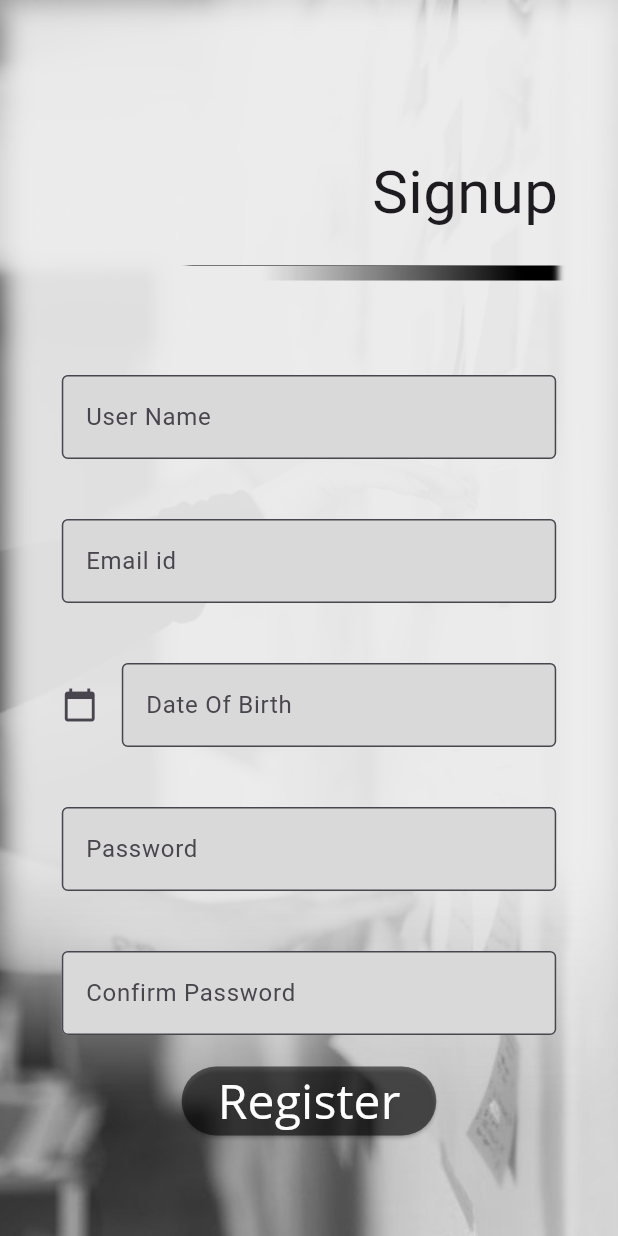
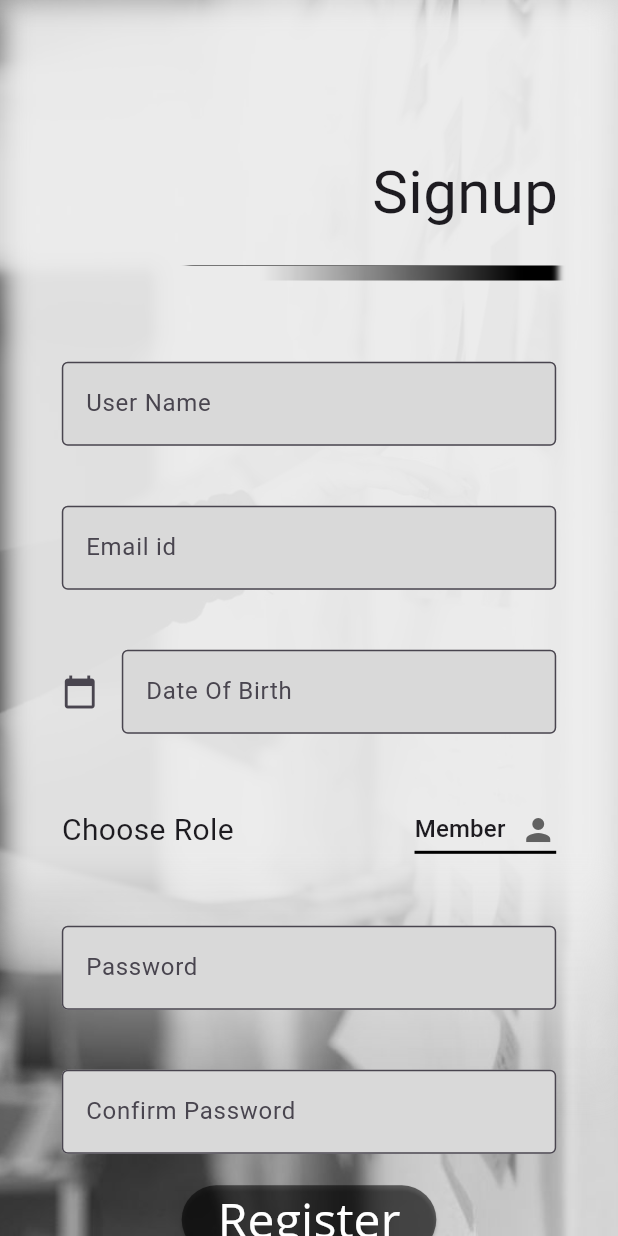
Before and after one commit to ReadyCoders/Avinya-app, a Flutter app: the screen it shows after launch, after a tap on "Get Started", after a tap on "I Dont Have An Account", on a phone screen of 412 x 824 dp. Run offline on Flutter 3.47's test engine with Material 2 defaults, Android fonts, the light colour scheme and no system bars; our stand-ins replace cloud_firestore, firebase_core, toggle_switch; missing offline and left inert: outlined_text; accounts and stored records are empty; Roboto replaces fonts that are missing (Open Sans).

Commit message:
Role selector added

```diff
--- a/lib/app_state.dart
+++ b/lib/app_state.dart
@@ -16,6 +16,8 @@ class ApplicationState extends ChangeNotifier{
   TextEditingController passwordcontroller = TextEditingController();
   TextEditingController confirmpasswordcontroller = TextEditingController();
   TextEditingController datecontroller = TextEditingController();
+  List<String> roleselection = <String>["Member","Volunteer","Admin","Donator"];
+  String dropdown = "Member";
 
   var selected =-1;
   var currentimportant=true;
--- a/lib/ui/StudentHomepage/student_homepage.dart
+++ b/lib/ui/StudentHomepage/student_homepage.dart
@@ -34,6 +34,7 @@ class _HomePageStudentsMembersState extends State<HomePageStudentsMembers> {
     Constants myConstants= Constants();
 
     return Scaffold(
+      resizeToAvoidBottomInset: false,
       backgroundColor: Color(0xeeffffff),
       appBar: AppBar(
         leading: Padding(
--- a/lib/ui/login_page.dart
+++ b/lib/ui/login_page.dart
@@ -1,8 +1,11 @@
 import 'dart:ui';
 
+import 'package:avinyaapp/app_state.dart';
 import 'package:avinyaapp/modals/constants.dart';
+import 'package:avinyaapp/ui/StudentHomepage/student_homepage.dart';
 import 'package:avinyaapp/ui/sign_up_page.dart';
 import 'package:flutter/material.dart';
+import 'package:provider/provider.dart';
 
 class LoginPage extends StatefulWidget {
   const LoginPage({Key? key}) : super(key: key);
@@ -14,11 +17,9 @@ class LoginPage extends StatefulWidget {
 class _LoginPageState extends State<LoginPage> {
   @override
   Widget build(BuildContext context) {
-    TextEditingController namecontroller = TextEditingController();
-    //TextEditingController emailController = TextEditingController();
-    TextEditingController passwordcontroller = TextEditingController();
     Constants myConstants = Constants();
     Size size = MediaQuery.of(context).size;
+    var myapp = context.watch<ApplicationState>();
     return LayoutBuilder(
       builder: (BuildContext , BoxConstraints ) {
        return Scaffold(
@@ -85,16 +86,23 @@ class _LoginPageState extends State<LoginPage> {
                            border: OutlineInputBorder(),
 
                          ),
-                         controller: namecontroller,
+                         onChanged: (text){
+                           myapp.namecontroller.text=text;
+                           myapp.notifyListeners();
+                         },
                        ),
                        SizedBox(height: 40,),
-                       TextFormField(
+                       TextField(
+                         obscureText: true,
                          //initialValue: "Password",
                          decoration: InputDecoration(
                            labelText: "Password",
                            border: OutlineInputBorder()
                          ),
-                         controller: passwordcontroller,
+                         onChanged: (text){
+                           myapp.passwordcontroller.text=text;
+                           myapp.notifyListeners();
+                         },
                        ),
                        SizedBox(height: 20,),
                        Row(
@@ -115,7 +123,13 @@ class _LoginPageState extends State<LoginPage> {
                        ),
 
                        SizedBox(height: 20,),
-                       Center(child: ElevatedButton(onPressed: (){}, child: Text("LOGIN",style: TextStyle(fontFamily: "Open Sans",fontSize: 32),),style: ElevatedButton.styleFrom(backgroundColor: Colors.black54,foregroundColor: Colors.white),)),
+                       Center(child: ElevatedButton(
+                         onPressed: (){
+                           print(myapp.namecontroller.text);
+                           print(myapp.passwordcontroller.text);
+                           Navigator.pushReplacement(context, MaterialPageRoute(builder: (context)=>HomePageStudentsMembers()));
+                         },
+                         child: Text("LOGIN",style: TextStyle(fontFamily: "Open Sans",fontSize: 32),),style: ElevatedButton.styleFrom(backgroundColor: Colors.black54,foregroundColor: Colors.white),)),
                        SizedBox(height: 30,),
 
                      ],
--- a/lib/ui/sign_up_page.dart
+++ b/lib/ui/sign_up_page.dart
@@ -68,13 +68,14 @@ class _SignPageState extends State<SignUpPage> {
                               )
                           ),),
                       ],)),
-                Positioned(top:250,child: SizedBox(
+                Positioned(top:200,child: SizedBox(
                   width: size.width*.92,
-                  height: size.height*.6,
+                  height: size.height*.8,
                   child: Center(
+                    child: SingleChildScrollView(
                       child: Container(
                         width: size.width*.8,
-                      height: size.height*.6,
+                        height: size.height*.7,
                         child: Column(
                           mainAxisAlignment: MainAxisAlignment.start,
                           crossAxisAlignment: CrossAxisAlignment.start,
@@ -107,7 +108,6 @@ class _SignPageState extends State<SignUpPage> {
                                 myapp.emailController.text=text;
                                 myapp.notifyListeners();
                               },
-                            controller: myapp.emailController,
                             ),
                             SizedBox(height: 40,),
                             TextField(
@@ -138,6 +138,28 @@ class _SignPageState extends State<SignUpPage> {
 
                             ),
                             SizedBox(height: 40,),
+                            Row(
+                              mainAxisAlignment: MainAxisAlignment.start,
+                              children: [
+                                Text("Choose Role",style: TextStyle(fontSize: 20),),
+                                Spacer(),
+                                DropdownButton(
+                                    value: myapp.dropdown,
+                                    icon: Icon(Icons.person),
+                                    underline: Container(height: 2,width: size.width,color: Colors.black,),
+                                    items: myapp.roleselection.map<DropdownMenuItem<String>>((String value) {
+                                      return DropdownMenuItem<String>(
+                                        value: value,
+                                        child: Text(value),
+                                      );
+                                    }).toList(),
+                                    onChanged: (String? value){
+                                      myapp.dropdown=value!;
+                                      myapp.notifyListeners();
+                                    }),
+                              ],
+                            ),
+                            SizedBox(height: 40,),
                             TextFormField(
                               //initialValue: "Password",
                               decoration: InputDecoration(
@@ -147,7 +169,6 @@ class _SignPageState extends State<SignUpPage> {
                                   border: OutlineInputBorder()
                               ),
                               obscureText: true,
-                            controller: myapp.passwordcontroller,
                               onChanged: (text){
                                 myapp.passwordcontroller.text=text;
                                 myapp.notifyListeners();
@@ -164,7 +185,6 @@ class _SignPageState extends State<SignUpPage> {
                                   border: OutlineInputBorder(),
                               ),
                               obscureText: true,
-                            controller: myapp.confirmpasswordcontroller,
                               onChanged: (text){
                                 myapp.confirmpasswordcontroller.text=text;
                                 myapp.notifyListeners();
@@ -177,10 +197,12 @@ class _SignPageState extends State<SignUpPage> {
                                 onPressed: (){
                               Navigator.pushReplacement(context, MaterialPageRoute(builder: (context)=>LoginPage()));
                               print(myapp.namecontroller.text);
+                              print(myapp.dropdown);
                             }, child: Text("Register",style: TextStyle(fontFamily: "Open Sans",fontSize: 32),))),
 
 
                           ],
+                        ),
                       ),
                     ),
                   ),
--- a/lib/ui/splash_screen.dart
+++ b/lib/ui/splash_screen.dart
@@ -25,6 +25,7 @@ class _SplashScreenState extends State<SplashScreen> {
     Constants myConstants = Constants();
     Size size= MediaQuery.of(context).size;
     return Scaffold(
+      resizeToAvoidBottomInset: false,
       backgroundColor: myConstants.bgColor,
       body: Stack(
         clipBehavior: Clip.none,
--- a/lib/ui/user_selection.dart
+++ b/lib/ui/user_selection.dart
@@ -38,7 +38,9 @@ class UserHome extends StatelessWidget {
 
   @override
   Widget build(BuildContext context) {
-    return Scaffold(backgroundColor: myConstants.bgColor,
+    return Scaffold(
+        resizeToAvoidBottomInset: false,
+        backgroundColor: myConstants.bgColor,
     body: Stack(
       clipBehavior: Clip.none,
       children: [
```
Lines whose indentation alone changed are shown as unchanged.
